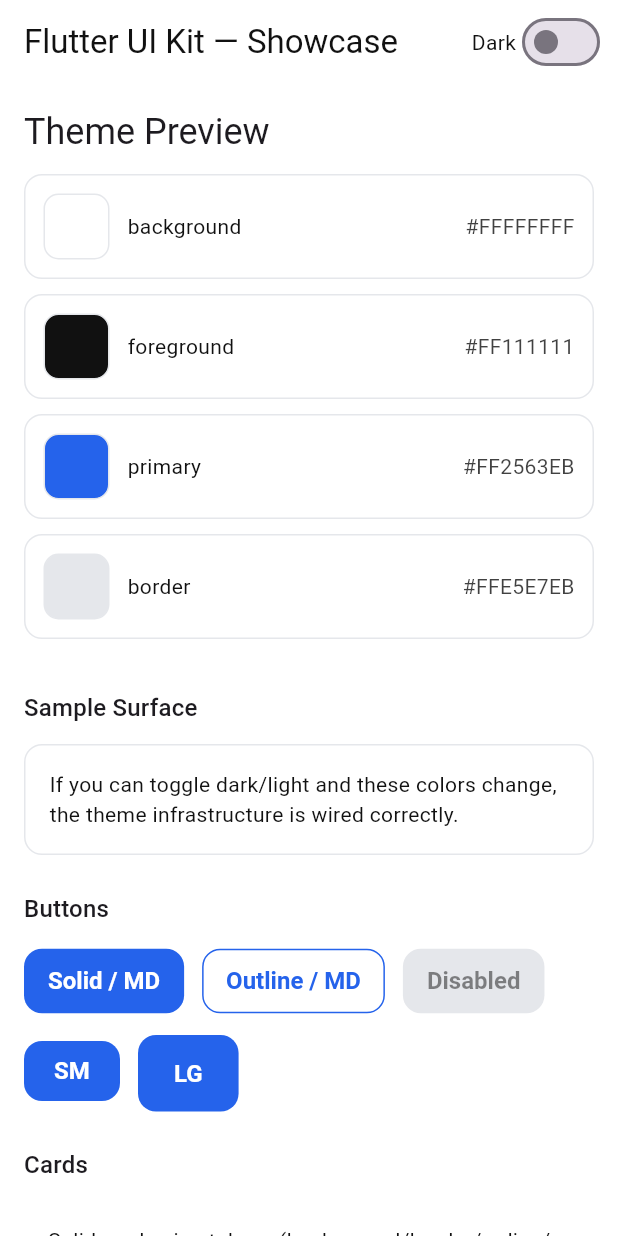
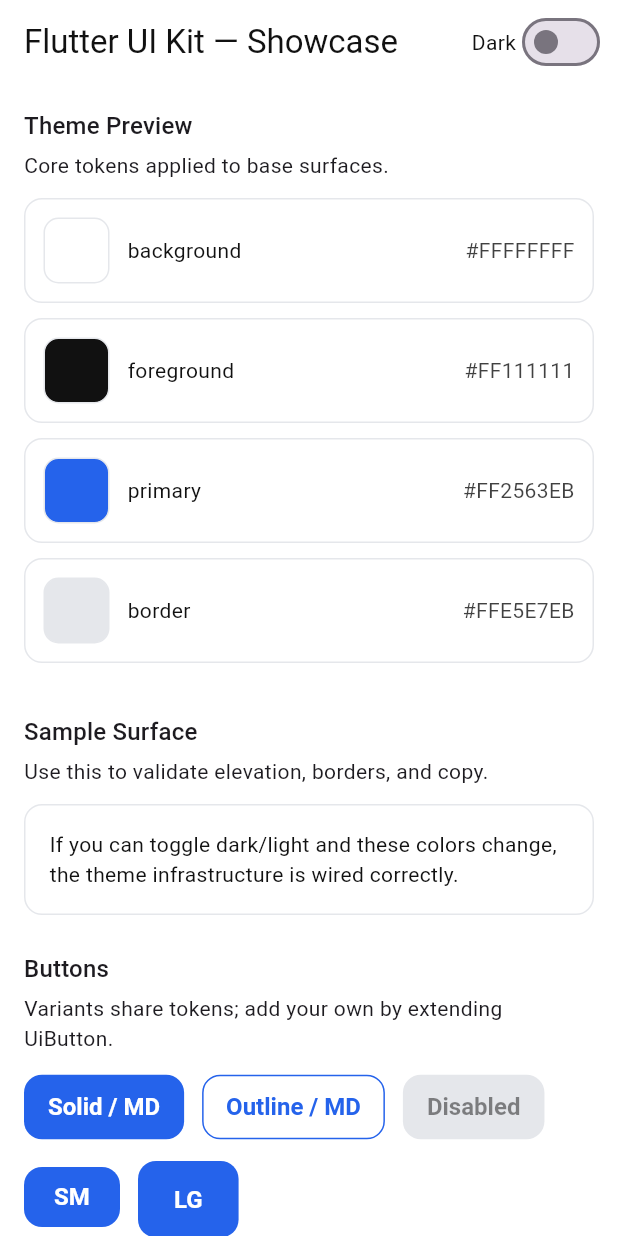
Before and after one commit to NastMz/flutter-ui-kit, a Flutter app: the screen it shows after launch, on a phone screen of 412 x 824 dp. Run offline on Flutter 3.47's test engine with Material 3 defaults, Android fonts, the phone set to English and light mode, and no system bars.

Commit message:
feat(components): enhance ShowcaseHome with structured sections and improved layout

```diff
--- a/apps/showcase/lib/main.dart
+++ b/apps/showcase/lib/main.dart
@@ -45,6 +45,7 @@ class ShowcaseHome extends StatelessWidget {
   @override
   Widget build(BuildContext context) {
     final ui = UiTheme.of(context);
+    final sections = _buildSections(context, ui);
 
     return Scaffold(
       appBar: AppBar(
@@ -59,25 +60,33 @@ class ShowcaseHome extends StatelessWidget {
           ),
         ],
       ),
-      body: ListView(
+      body: ListView.separated(
         padding: const EdgeInsets.all(16),
+        itemBuilder: (context, index) => sections[index],
+        separatorBuilder: (_, __) => const SizedBox(height: 24),
+        itemCount: sections.length,
+      ),
+    );
+  }
+
+  List<Widget> _buildSections(BuildContext context, UiThemeData ui) {
+    return [
+      ShowcaseSection(
+        title: 'Theme Preview',
+        description: 'Core tokens applied to base surfaces.',
+        child: Column(
           children: [
-          Text(
-            'Theme Preview',
-            style: Theme.of(context).textTheme.headlineSmall,
-          ),
-          const SizedBox(height: 12),
             _ColorTile(label: 'background', color: ui.colors.background),
             _ColorTile(label: 'foreground', color: ui.colors.foreground),
             _ColorTile(label: 'primary', color: ui.colors.primary),
             _ColorTile(label: 'border', color: ui.colors.border),
-          const SizedBox(height: 24),
-          Text(
-            'Sample Surface',
-            style: Theme.of(context).textTheme.titleMedium,
+          ],
         ),
-          const SizedBox(height: 12),
-          Container(
+      ),
+      ShowcaseSection(
+        title: 'Sample Surface',
+        description: 'Use this to validate elevation, borders, and copy.',
+        child: Container(
           padding: const EdgeInsets.all(16),
           decoration: BoxDecoration(
             color: ui.colors.background,
@@ -90,10 +99,12 @@ class ShowcaseHome extends StatelessWidget {
             style: TextStyle(color: ui.colors.foreground),
           ),
         ),
-          const SizedBox(height: 24),
-          Text('Buttons', style: Theme.of(context).textTheme.titleMedium),
-          const SizedBox(height: 12),
-          Wrap(
+      ),
+      ShowcaseSection(
+        title: 'Buttons',
+        description:
+            'Variants share tokens; add your own by extending UiButton.',
+        child: Wrap(
           spacing: 12,
           runSpacing: 12,
           children: [
@@ -116,36 +127,42 @@ class ShowcaseHome extends StatelessWidget {
             ),
           ],
         ),
-          const SizedBox(height: 24),
-          Text('Cards', style: Theme.of(context).textTheme.titleMedium),
-          const SizedBox(height: 12),
+      ),
+      ShowcaseSection(
+        title: 'Cards',
+        child: Column(
+          children: const [
             UiCard(
               child: Text(
                 'Solid card using tokens (background/border/radius/spacing).',
               ),
             ),
-          const SizedBox(height: 12),
+            SizedBox(height: 12),
             UiCard(
               variant: UiCardVariant.outlined,
               child: Text(
                 'Outlined card. Useful as the default surface for layouts.',
               ),
             ),
-          const SizedBox(height: 24),
-          Text('Inputs', style: Theme.of(context).textTheme.titleMedium),
-          const SizedBox(height: 12),
+          ],
+        ),
+      ),
+      ShowcaseSection(
+        title: 'Inputs',
+        child: Column(
+          children: const [
             UiTextField(
               label: 'Email',
               hintText: 'you@example.com',
               helperText: 'This is a helper text',
             ),
-          const SizedBox(height: 12),
+            SizedBox(height: 12),
             UiTextField(
               label: 'Disabled',
               hintText: 'Disabled field',
               enabled: false,
             ),
-          const SizedBox(height: 12),
+            SizedBox(height: 12),
             UiTextField(
               label: 'Error',
               hintText: 'Bad value',
@@ -153,7 +170,8 @@ class ShowcaseHome extends StatelessWidget {
             ),
           ],
         ),
-    );
+      ),
+    ];
   }
 }
 
@@ -200,3 +218,34 @@ class _ColorTile extends StatelessWidget {
     );
   }
 }
+
+class ShowcaseSection extends StatelessWidget {
+  final String title;
+  final Widget child;
+  final String? description;
+
+  const ShowcaseSection({
+    super.key,
+    required this.title,
+    required this.child,
+    this.description,
+  });
+
+  @override
+  Widget build(BuildContext context) {
+    final textTheme = Theme.of(context).textTheme;
+
+    return Column(
+      crossAxisAlignment: CrossAxisAlignment.start,
+      children: [
+        Text(title, style: textTheme.titleMedium),
+        if (description != null) ...[
+          const SizedBox(height: 4),
+          Text(description!, style: textTheme.bodyMedium),
+        ],
+        const SizedBox(height: 12),
+        child,
+      ],
+    );
+  }
+}
```
Lines whose indentation alone changed are shown as unchanged.
